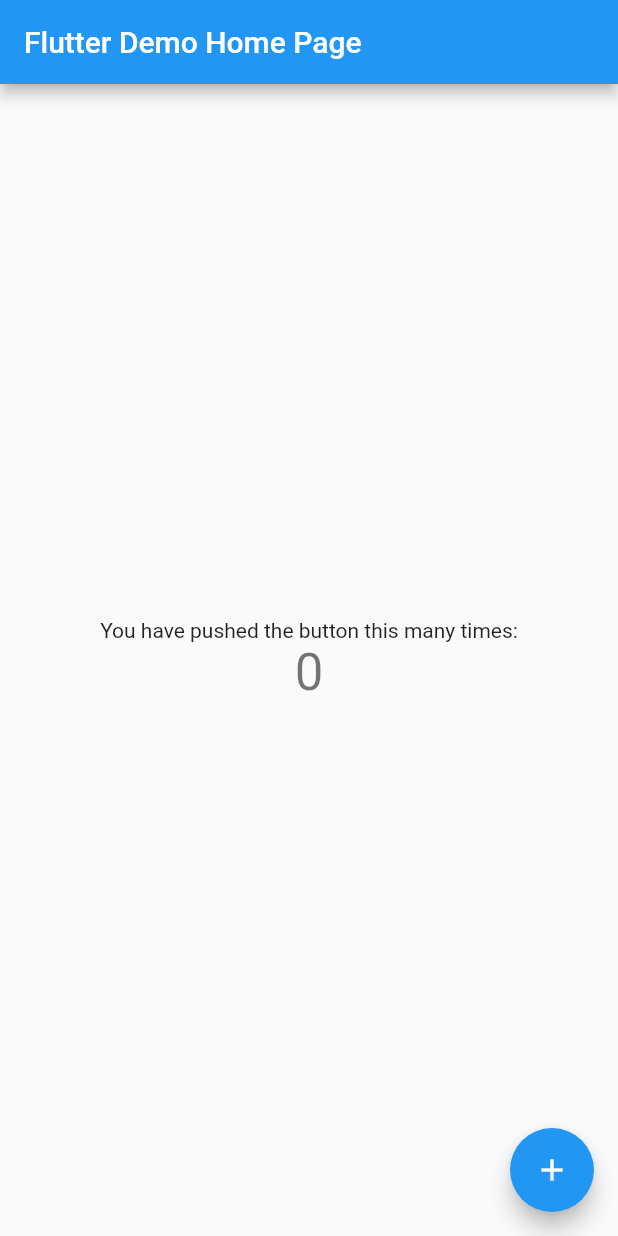
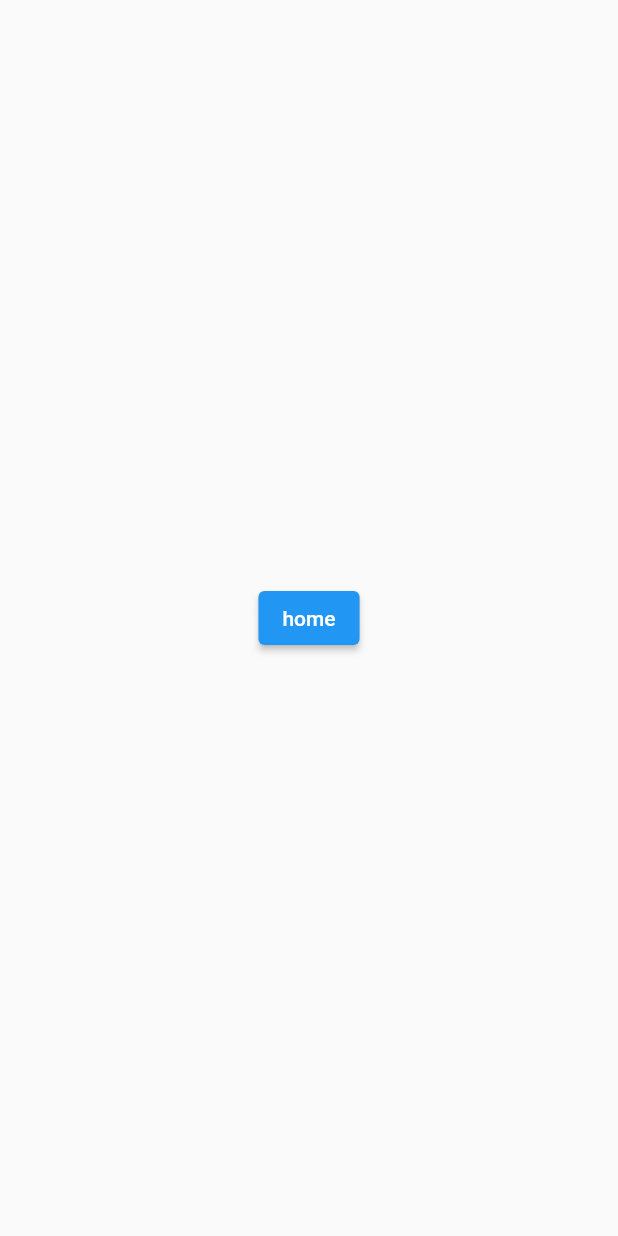
Before and after one commit to EmirhanSerin1/Latest-Movies-App, a Flutter app: the screen it shows after launch, on a phone screen of 412 x 824 dp. Run offline on Flutter 3.47's test engine with Material 2 defaults, Android fonts, the phone set to English and light mode, and no system bars.

Commit message:
folders-created

```diff
--- a/lib/main.dart
+++ b/lib/main.dart
@@ -1,4 +1,5 @@
 import 'package:flutter/material.dart';
+import 'package:latest_movies_app/screens/home_screen.dart';
 
 void main() {
   runApp(const MyApp());
@@ -10,58 +11,10 @@ class MyApp extends StatelessWidget {
   @override
   Widget build(BuildContext context) {
     return MaterialApp(
-      title: '',
       theme: ThemeData(
         primarySwatch: Colors.blue,
       ),
-      home: const MyHomePage(title: 'Flutter Demo Home Page'),
+      home: const HomeScreen(),
     );
   }
 }
-
-class MyHomePage extends StatefulWidget {
-  const MyHomePage({Key? key, required this.title}) : super(key: key);
-
-  final String title;
-
-  @override
-  State<MyHomePage> createState() => _MyHomePageState();
-}
-
-class _MyHomePageState extends State<MyHomePage> {
-  int _counter = 0;
-
-  void _incrementCounter() {
-    setState(() {
-      _counter++;
-    });
-  }
-
-  @override
-  Widget build(BuildContext context) {
-    return Scaffold(
-      appBar: AppBar(
-        title: Text(widget.title),
-      ),
-      body: Center(
-        child: Column(
-          mainAxisAlignment: MainAxisAlignment.center,
-          children: <Widget>[
-            const Text(
-              'You have pushed the button this many times:',
-            ),
-            Text(
-              '$_counter',
-              style: Theme.of(context).textTheme.headline4,
-            ),
-          ],
-        ),
-      ),
-      floatingActionButton: FloatingActionButton(
-        onPressed: _incrementCounter,
-        tooltip: 'Increment',
-        child: const Icon(Icons.add),
-      ),
-    );
-  }
-}
--- /dev/null
+++ b/lib/screens/home_screen.dart
@@ -0,0 +1,15 @@
+import 'package:flutter/material.dart';
+import 'package:latest_movies_app/widgets/home_screen/home_button.dart';
+
+class HomeScreen extends StatelessWidget {
+  const HomeScreen({Key? key}) : super(key: key);
+
+  @override
+  Widget build(BuildContext context) {
+    return const Scaffold(
+      body: Center(
+        child: HomeButton(),
+      ),
+    );
+  }
+}
--- /dev/null
+++ b/lib/widgets/home_screen/home_button.dart
@@ -0,0 +1,13 @@
+import 'package:flutter/material.dart';
+
+class HomeButton extends StatelessWidget {
+  const HomeButton({Key? key}) : super(key: key);
+
+  @override
+  Widget build(BuildContext context) {
+    return ElevatedButton(
+      onPressed: () {},
+      child: Text("home"),
+    );
+  }
+}
```
